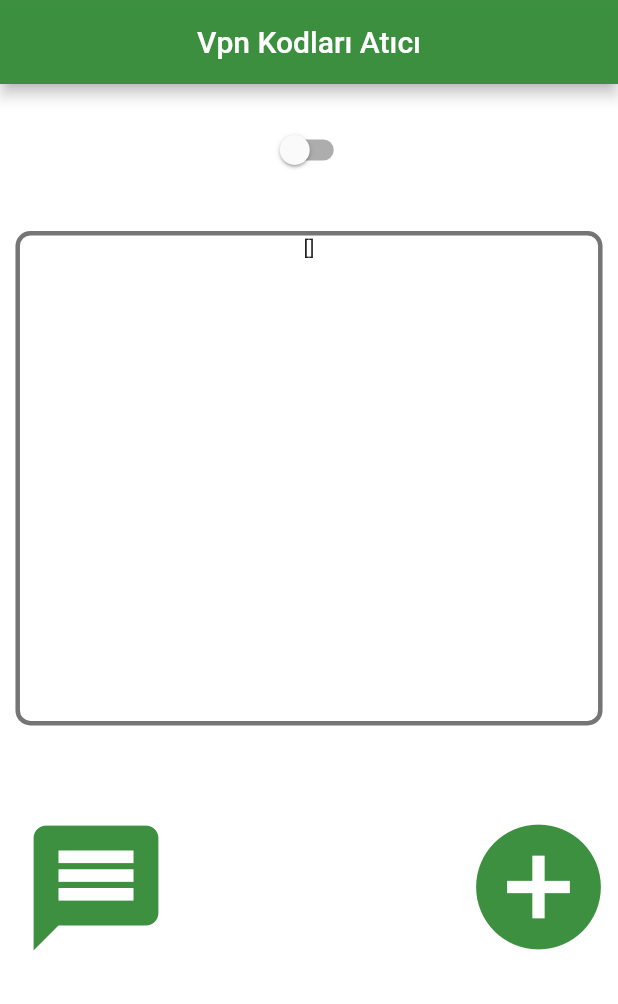
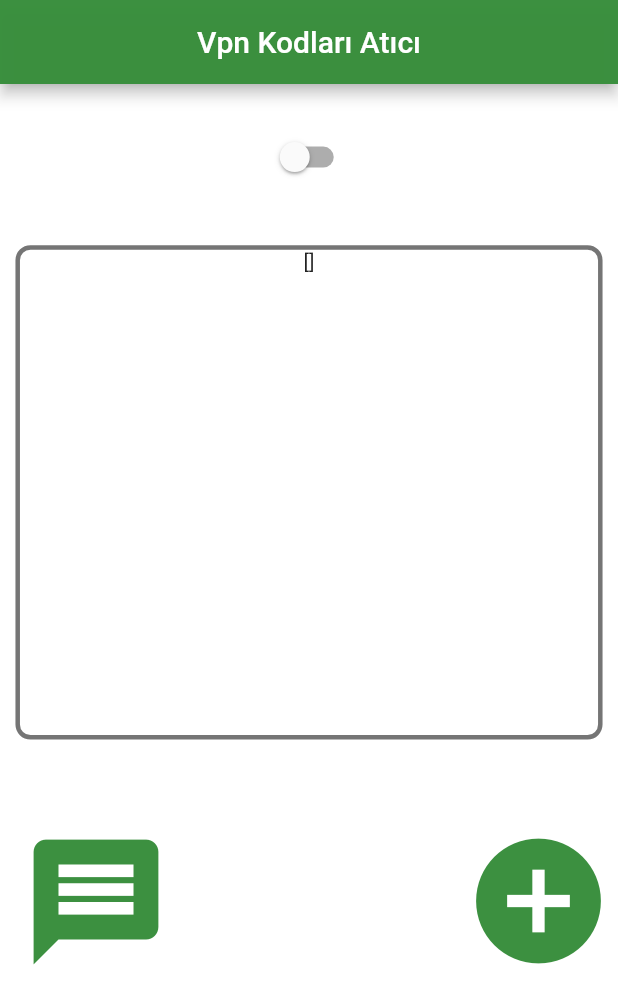
Before and after one commit to esrasubasi/tele_connect, a Flutter app: the screen it shows after launch, on a phone screen of 412 x 824 dp. Shown: the top 1004 px of the screen. Run offline on Flutter 3.47's test engine with Material 2 defaults, Android fonts, the phone set to English and light mode, and no system bars; our stand-ins replace cloud_firestore, dio, firebase_core, flutter_slidable, permission_handler; missing offline and left inert: flutter_sms, readsms, sms_receiver; accounts and stored records are empty.

Commit message:
uideğişimleri

```diff
--- a/lib/view/general/general_view.dart
+++ b/lib/view/general/general_view.dart
@@ -79,7 +79,7 @@ class _HomeState extends BaseState<Home> {
           child: Column(
             children: [
               SizedBox(
-                height: 20,
+                height: dynamicHeight(0.03),
               ),
               Switch(
                 value: isOn,
@@ -89,7 +89,7 @@ class _HomeState extends BaseState<Home> {
                 activeColor: ColorConstant.MAIN_COLOR_GREEN700,
               ),
               SizedBox(
-                height: 20,
+                height: dynamicHeight(0.03),
               ),
               StreamBuilder<QuerySnapshot>(
                 stream: viewModel.personsStream,
```
